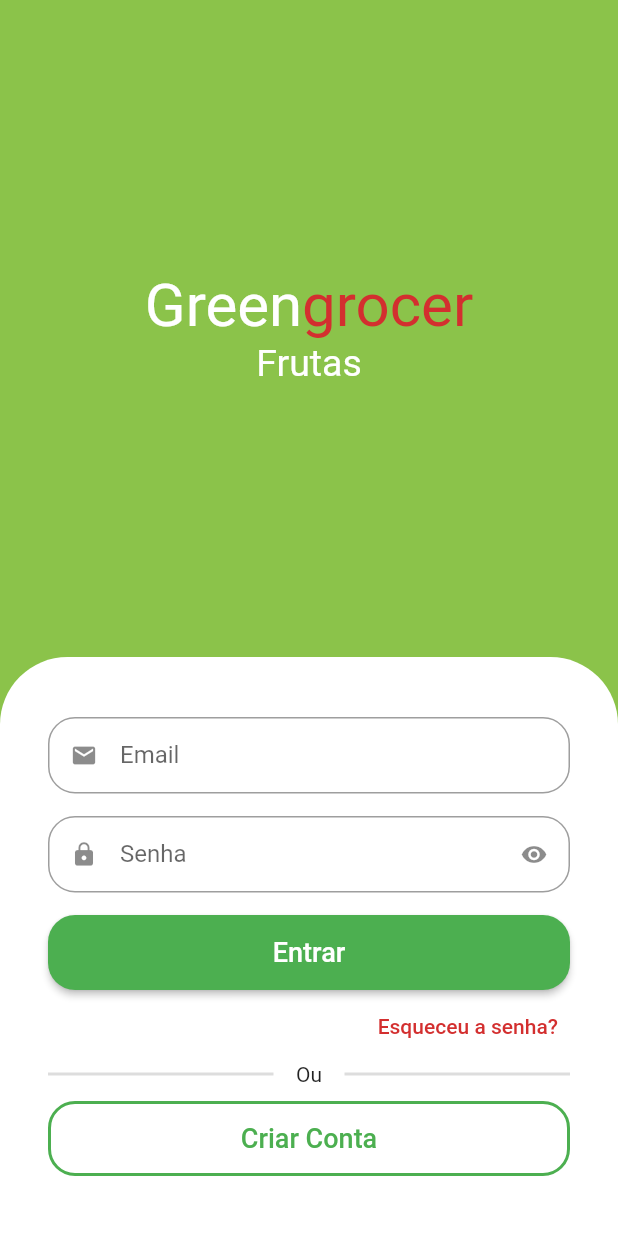
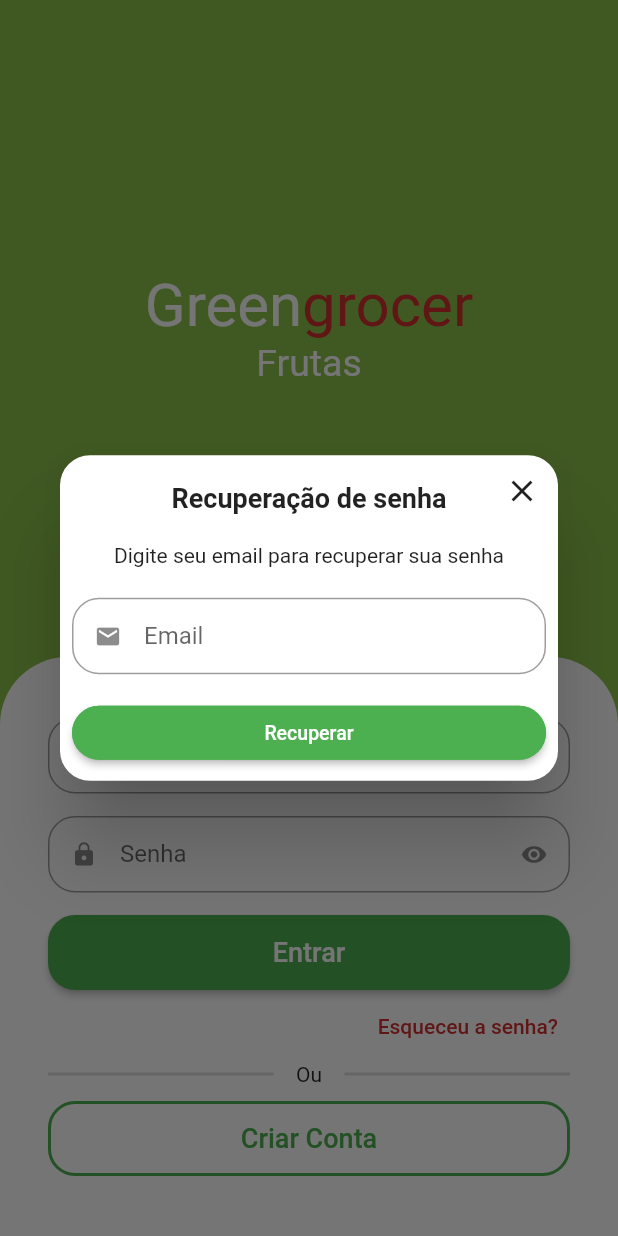
Before and after one commit to Haimcer/GreebGrosser, a Flutter app: the SignInScreen screen opened by its route, after a tap on "Esqueceu a senha?", on a phone screen of 412 x 824 dp. Run offline on Flutter 3.47's test engine with Material 2 defaults, Android fonts, the phone set to English and light mode, and no system bars; drawn by our look-alikes of animated_text_kit; our stand-ins replace badges, dio, flutter_secure_storage, fluttertoast, freezed_annotation, get and 3 more; missing offline and left inert: add_to_cart_animation; accounts and stored records are empty.

```diff
--- a/lib/src/constants/endpoints.dart
+++ b/lib/src/constants/endpoints.dart
@@ -4,4 +4,5 @@ abstract class Endpoints {
   static const String signin = '$baseUrl/login';
   static const String signup = '$baseUrl/signup';
   static const String validateToken = '$baseUrl/validate-token';
+  static const String resetPassword = '$baseUrl/reset-password';
 }
--- /dev/null
+++ b/lib/src/pages/auth/components/forgot_password_dialog.dart
@@ -0,0 +1,113 @@
+import 'package:flutter/material.dart';
+import 'package:get/get.dart';
+import 'package:greengrosser/src/pages/auth/controller/auth_controller.dart';
+
+import '../../../services/validators.dart';
+import '../../common_widgets/custom_text_field.dart';
+
+class ForgotPasswordDialog extends StatelessWidget {
+  final emailController = TextEditingController();
+  final authController = Get.find<AuthController>();
+
+  ForgotPasswordDialog({
+    required String email,
+    Key? key,
+  }) : super(key: key) {
+    emailController.text = email;
+  }
+
+  final _formFieldKey = GlobalKey<FormFieldState>();
+  @override
+  Widget build(BuildContext context) {
+    return Dialog(
+      shape: RoundedRectangleBorder(
+        borderRadius: BorderRadius.circular(20),
+      ),
+      child: Stack(
+        alignment: Alignment.center,
+        children: [
+          //* Conteúdo
+          Padding(
+            padding: const EdgeInsets.all(8.0),
+            child: Column(
+              crossAxisAlignment: CrossAxisAlignment.stretch,
+              mainAxisSize: MainAxisSize.min,
+              children: [
+                //* Titulo
+                const Padding(
+                  padding: EdgeInsets.symmetric(vertical: 10),
+                  child: Text(
+                    'Recuperação de senha',
+                    textAlign: TextAlign.center,
+                    style: TextStyle(
+                      fontWeight: FontWeight.bold,
+                      fontSize: 18,
+                    ),
+                  ),
+                ),
+
+                //* Descrição
+                const Padding(
+                  padding: EdgeInsets.only(
+                    top: 10,
+                    bottom: 20,
+                  ),
+                  child: Text(
+                    'Digite seu email para recuperar sua senha',
+                    textAlign: TextAlign.center,
+                    style: TextStyle(),
+                  ),
+                ),
+
+                //* Campo de email
+                CustomTextField(
+                  controller: emailController,
+                  icon: Icons.email,
+                  label: 'Email',
+                  validator: emailValidator,
+                ),
+
+                //* Confirmar
+                ElevatedButton(
+                  style: ElevatedButton.styleFrom(
+                    shape: RoundedRectangleBorder(
+                      borderRadius: BorderRadius.circular(20),
+                    ),
+                    side: const BorderSide(
+                      width: 2,
+                      color: Colors.green,
+                    ),
+                  ),
+                  onPressed: () {
+                    if (_formFieldKey.currentState!.validate()) {
+                      authController.resetPassword(emailController.text);
+                      Get.back(result: true);
+                    }
+                  },
+                  child: const Text(
+                    'Recuperar',
+                    style: TextStyle(
+                      fontSize: 13,
+                    ),
+                  ),
+                ),
+              ],
+            ),
+          ),
+
+          //* Botão para fechar
+          Positioned(
+            top: 0,
+            right: 0,
+            child: IconButton(
+              onPressed: () {
+                Navigator.of(context).pop();
+              },
+              icon: const Icon(Icons.close),
+            ),
+          ),
+        ],
+      ),
+    );
+  }
+}
--- a/lib/src/pages/auth/view/sign_in_screen.dart
+++ b/lib/src/pages/auth/view/sign_in_screen.dart
@@ -1,11 +1,14 @@
 import 'package:animated_text_kit/animated_text_kit.dart';
 import 'package:flutter/material.dart';
 import 'package:get/get.dart';
+import 'package:greengrosser/src/pages/auth/components/forgot_password_dialog.dart';
 import 'package:greengrosser/src/pages/common_widgets/app_name_widget.dart';
+import 'package:greengrosser/src/services/utils_services.dart';
 
 import '../../../config/custom_colors.dart';
 import '../../../pages_routes/app_pages.dart';
-import '../../common_widgets/custom_textfield.dart';
+import '../../../services/validators.dart';
+import '../../common_widgets/custom_text_field.dart';
 import '../controller/auth_controller.dart';
 
 class SignInScreen extends StatelessWidget {
@@ -18,6 +21,8 @@ class SignInScreen extends StatelessWidget {
   final emailController = TextEditingController();
 
   final passwordController = TextEditingController();
+
+  final utilsServices = UtilsServices();
 
   @override
   Widget build(BuildContext context) {
@@ -90,14 +95,7 @@ class SignInScreen extends StatelessWidget {
                         controller: emailController,
                         icon: Icons.email,
                         label: 'Email',
-                        validator: (email) {
-                          if (email == null || email.isEmpty) {
-                            return 'Digite seu email!';
-                          }
-                          if (!email.isEmail) return 'Digite um email valido!';
-
-                          return null;
-                        },
+                        validator: emailValidator,
                       ),
 
                       //*Senha
@@ -107,16 +105,7 @@ class SignInScreen extends StatelessWidget {
                         icon: Icons.lock,
                         label: 'Senha',
                         isSecret: true,
-                        validator: (password) {
-                          if (password == null || password.isEmpty) {
-                            return 'Digite sua senha!';
-                          }
-
-                          if (password.length < 7) {
-                            return 'Digite uma senha com pelo menos 7 caracteres.';
-                          }
-                          return null;
-                        },
+                        validator: passwordValidator,
                       ),
 
                       //*Entrar
@@ -161,7 +150,21 @@ class SignInScreen extends StatelessWidget {
                       Align(
                         alignment: Alignment.centerRight,
                         child: TextButton(
-                            onPressed: () {},
+                            onPressed: () async {
+                              final bool? result = await showDialog(
+                                  context: context,
+                                  builder: (_) {
+                                    return ForgotPasswordDialog(
+                                      email: emailController.text,
+                                    );
+                                  });
+                              if (result ?? false) {
+                                utilsServices.showToast(
+                                  message:
+                                      'Um link de recuperação foi enviado para seu email.',
+                                );
+                              }
+                            },
                             child: Text(
                               'Esqueceu a senha?',
                               style: TextStyle(
--- a/lib/src/pages/common_widgets/custom_textfield.dart
+++ b/lib/src/pages/common_widgets/custom_text_field.dart
@@ -9,7 +9,10 @@ class CustomTextField extends StatefulWidget {
   final String? initialValue;
   final bool readOnly;
   final String? Function(String?)? validator;
+  final void Function(String?)? onSaved;
   final TextEditingController? controller;
+  final TextInputType? textInputType;
+  final GlobalKey<FormFieldState>? formFieldKey;
 
   const CustomTextField({
     Key? key,
@@ -21,6 +24,9 @@ class CustomTextField extends StatefulWidget {
     this.readOnly = false,
     this.validator,
     this.controller,
+    this.textInputType,
+    this.onSaved,
+    this.formFieldKey,
   }) : super(key: key);
 
   @override
@@ -42,6 +48,9 @@ class _CustomTextFieldState extends State<CustomTextField> {
     return Padding(
       padding: const EdgeInsets.only(bottom: 15),
       child: TextFormField(
+        key: widget.formFieldKey,
+        onSaved: widget.onSaved,
+        keyboardType: widget.textInputType,
         controller: widget.controller,
         validator: widget.validator,
         readOnly: widget.readOnly,
--- /dev/null
+++ b/lib/src/services/validators.dart
@@ -0,0 +1,52 @@
+import 'package:get/get.dart';
+
+String? emailValidator(String? email) {
+  if (email == null || email.isEmpty) {
+    return 'Digite seu email!';
+  }
+  if (!email.isEmail) return 'Digite um email valido!';
+
+  return null;
+}
+
+String? passwordValidator(password) {
+  if (password == null || password.isEmpty) {
+    return 'Digite sua senha!';
+  }
+
+  if (password.length < 7) {
+    return 'Digite uma senha com pelo menos 7 caracteres.';
+  }
+  return null;
+}
+
+String? nameValidator(String? name) {
+  if (name == null || name.isEmpty) {
+    return 'Digite um nome!';
+  }
+
+  final names = name.split(' ');
+
+  if (names.length == 1) return 'Digite seu nome completo !';
+  return null;
+}
+
+String? phoneValidator(String? phone) {
+  if (phone == null || phone.isEmpty) {
+    return 'Digite um celular!';
+  }
+
+  if (phone.length < 14 || !phone.isPhoneNumber) {
+    return 'Digite um número válido!';
+  }
+  return null;
+}
+
+String? cpfValidator(String? cpf) {
+  if (cpf == null || cpf.isEmpty) {
+    return 'Digite um CPF!';
+  }
+
+  if (!cpf.isCpf) return 'Digite um CPF válido!';
+  return null;
+}
```
Also changed, not shown: lib/src/pages/auth/controller/auth_controller.dart (+26 -0 lines), lib/src/pages/auth/repository/auth_errors.dart (+9 -0 lines), lib/src/pages/auth/repository/auth_repository.dart (+27 -13 lines), lib/src/pages/auth/view/sign_up_screen.dart (+53 -9 lines), lib/src/pages/profile/profile_tab.dart (+7 -2 lines), 1 other file.
